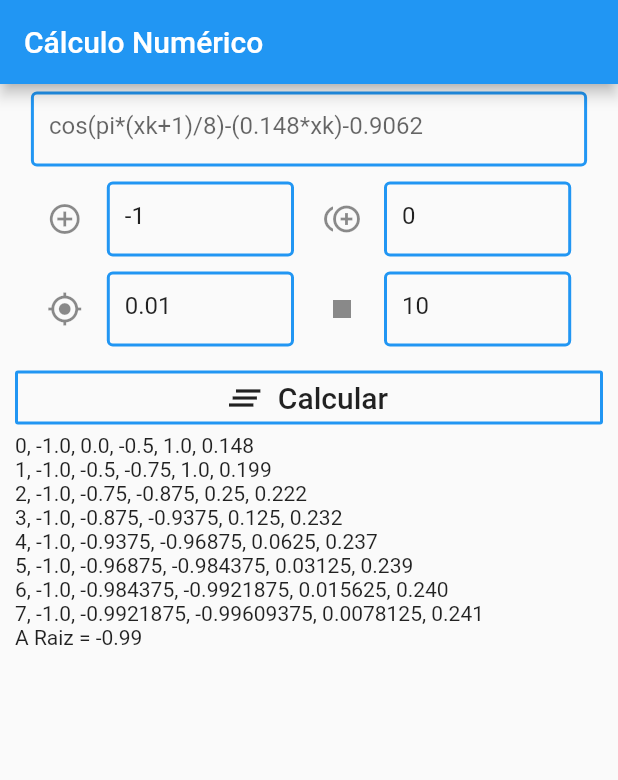
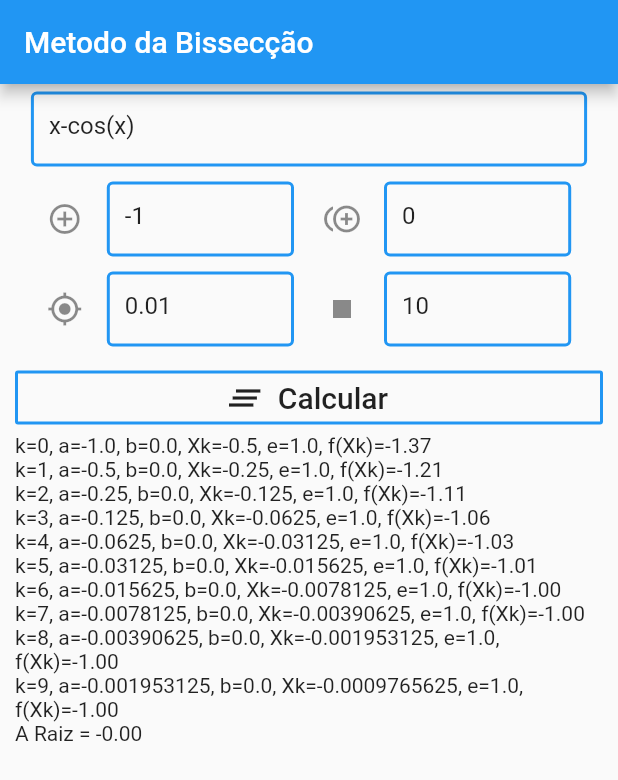
Before and after one commit to fabianogadenz/FlutterBisseccao, a Flutter app: the screen it shows after launch, after a tap on "Calcular", on a phone screen of 412 x 824 dp. Shown: the top 780 px of the screen. Run offline on Flutter 3.47's test engine with Material 2 defaults, Android fonts, the phone set to English and light mode, and no system bars; our stand-ins replace math_expressions.

Commit message:
versao final

```diff
--- a/lib/main.dart
+++ b/lib/main.dart
@@ -32,6 +32,7 @@ class _MyHomePageState extends State<MyHomePage> {
   @override
   void initState() {
     super.initState();
+    _equacao = new TextEditingController(text: 'x-cos(x)');
     _pontoA = new TextEditingController(text: '-1');
     _pontoB = new TextEditingController(text: '0');
     _precisao = new TextEditingController(text: '0.01');
@@ -42,7 +43,7 @@ class _MyHomePageState extends State<MyHomePage> {
   Widget build(BuildContext context) {
     return Scaffold(
       appBar: AppBar(
-        title: Text("Cálculo Numérico"),
+        title: Text("Metodo da Bissecção"),
       ),
       body: Padding(
         padding: const EdgeInsets.only(left: 10, right: 10, top: 5),
@@ -63,7 +64,7 @@ class _MyHomePageState extends State<MyHomePage> {
                           enabledBorder: OutlineInputBorder(
                             borderSide: BorderSide(color: Colors.blue, width: 2.0),
                           ),
-                          hintText: 'cos(pi*(xk+1)/8)-(0.148*xk)-0.9062'),
+                          hintText: 'equaçao'),
                     )),
               ],
             ),
@@ -164,7 +165,7 @@ class _MyHomePageState extends State<MyHomePage> {
                 double raiz;
                 int parada = int.parse(_parada.text);
                 setState(() {
-                  resultados = Bisseccao.CalcularApeoximacao1(a, b, precisao, parada);
+                  resultados = Bisseccao.CalcularApeoximacao1(a, b, precisao, parada, _equacao.text);
                 });
               },
               icon: Icon(
--- a/lib/scripts/bisseccao.dart
+++ b/lib/scripts/bisseccao.dart
@@ -1,12 +1,28 @@
 import 'dart:math';
+import 'package:math_expressions/math_expressions.dart';
 
 class Bisseccao {
   static double CalcularXk(double a, double b) {
     return (a + b) / 2;
   }
 
-  static double CalcularF_Xk(double xk) {
-    return cos(pi * (xk + 1) / 8) - (0.148 * xk) - 0.9062;
+  static double CalcularF_Xk(double xk,String equacao) {
+    String equacao2 = equacao.replaceAll(new RegExp('x'), '${xk}'); // 'résumé'
+    print(equacao2);
+    Parser p = new Parser();
+    //cos(pi * (xk + 1) / 8) - (0.148 * xk) - 0.9062;
+    //"cos(pi*x+1)"
+    Expression exp = p.parse(equacao);
+    Variable x = new Variable('x');
+    ContextModel cm = new ContextModel();
+    cm.bindVariable(x, new Number(xk));
+    double resultado = exp.evaluate(EvaluationType.REAL, cm);
+
+    print("aqui calcula" + exp.simplify().toString());
+    print("aqui resultado" + resultado.toString());
+    return  resultado;
+//    return  cos(pi * (xk + 1) / 8) - (0.148 * xk) - 0.9062;
+
   }
 
   static double CalcularErro(double a, double b) {
@@ -17,14 +33,16 @@ class Bisseccao {
     return (denominador) / a;
   }
 
-  static List<String> CalcularApeoximacao1(double a, double b, double precisao, int parada) {
+  static List<String> CalcularApeoximacao1(double a, double b, double precisao, int parada, String equacao) {
     List<String> resultados = [];
-    double xk, y, erro = 1;
+    double xk, erro = 1;
+    double y;
     for (int i = 0; i < parada; i++) {
       xk = CalcularXk(a, b);
-      y = CalcularF_Xk(xk);
+      y = CalcularF_Xk(xk,equacao);
       if (i != 1) erro = CalcularErro(a, b);
-      resultados.add("$i, $a, $b, $xk, $erro, ${y.toString().substring(0, 5)}");
+      resultados.add("k=$i, a=$a, b=$b, Xk=$xk, e=$erro, f(Xk)=${y.toString().substring(0, 5)}");
+      print("teste" + y.toString());
       print("$i, $a, $b, $xk, $erro, ${y.toString().substring(0, 5)}");
       if (erro < precisao) {
         resultados.add("A Raiz = " + xk.toString().substring(0, 5));
--- a/pubspec.yaml
+++ b/pubspec.yaml
@@ -23,6 +23,7 @@ dependencies:
   # The following adds the Cupertino Icons font to your application.
   # Use with the CupertinoIcons class for iOS style icons.
   cupertino_icons: ^0.1.2
+  math_expressions: ^1.1.1
 
 dev_dependencies:
   flutter_test:
```
Also changed, not shown: pubspec.lock, 1 other file.
